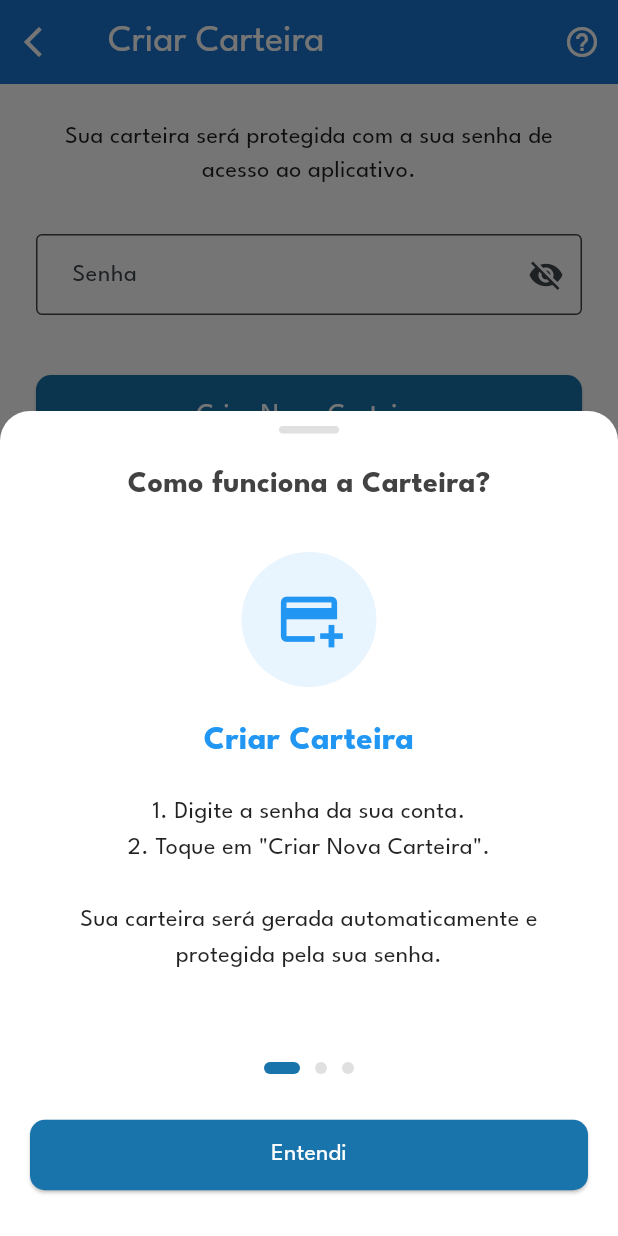
After one commit to PauloHRChaves/Flutter_app-BicoCerto, a Flutter app: the CreateWalletPage screen opened by its route, after a tap on the "help outline" icon, on a phone screen of 412 x 824 dp. The commit adds this screen. Run offline on Flutter 3.47's test engine with Material 3 defaults, Android fonts, the phone set to English and light mode, and no system bars; our stand-ins replace device_info_plus, firebase_core, firebase_messaging, fl_chart, flutter_dotenv, flutter_local_notifications and 8 more; accounts and stored records are empty.

Commit message:
feature: Tutorial Wallet
novo tutorial na wallet page(antes de ter uma)

```diff
--- a/lib/pages/profile/profile.dart
+++ b/lib/pages/profile/profile.dart
@@ -442,7 +442,7 @@ class _SetProfileState extends State<ProfilePage> {
                                 ),
                               ),
                               Text(
-                                // ⚠️ ATUALIZADO: Vem da variável de state _state
+
                                 _state,
                                 style: TextStyle(
                                   color: Colors.black54,
@@ -504,7 +504,7 @@ class _SetProfileState extends State<ProfilePage> {
                           _buildActionButton(
                             context: context,
                             icon: Icons.dashboard, // Ícone de Engrenagem
-                            label: "Dash Provider",
+                            label: "Dash Provedor",
                               onTap: () => Navigator.push(
                                   context,
                                   MaterialPageRoute(
--- a/lib/pages/wallet/create_wallet_page.dart
+++ b/lib/pages/wallet/create_wallet_page.dart
@@ -3,7 +3,7 @@
 import 'package:flutter/material.dart';
 import 'package:bico_certo/routes.dart'; // Rotas nomeadas
 import 'package:bico_certo/services/auth_service.dart'; // Serviço de API
-
+import 'package:bico_certo/pages/wallet/wallet_tutorial_modal.dart';
 // --- CONSTANTES DE COR ---
 const Color primaryBlue = Color.fromARGB(255, 25, 116, 172);
 const Color darkText = Color.fromARGB(255, 30, 30, 30);
@@ -80,6 +80,21 @@ class _CreateWalletPageState extends State<CreateWalletPage> {
           icon: const Icon(Icons.arrow_back_ios, color: Color.fromARGB(255, 255, 255, 255)),
           onPressed: () => Navigator.of(context).pop(),
         ),
+        actions: [
+          IconButton(
+            icon: const Icon(Icons.help_outline, color: Colors.white),
+            tooltip: 'Ajuda',
+            onPressed: () {
+              showModalBottomSheet(
+                context: context,
+                isScrollControlled: true,
+                backgroundColor: Colors.transparent,
+                builder: (context) => const WalletTutorialModal(),
+              );
+            },
+          ),
+        ],
+
       ),
       body: SingleChildScrollView(
         padding: const EdgeInsets.all(24.0),
--- /dev/null
+++ b/lib/pages/wallet/wallet_tutorial_modal.dart
@@ -0,0 +1,169 @@
+import 'package:flutter/material.dart';
+
+class WalletTutorialModal extends StatefulWidget {
+  const WalletTutorialModal({super.key});
+
+  @override
+  State<WalletTutorialModal> createState() => _WalletTutorialModalState();
+}
+
+class _WalletTutorialModalState extends State<WalletTutorialModal> {
+  final PageController _pageController = PageController();
+  int _currentPage = 0;
+
+  final List<Map<String, dynamic>> _tutorialSteps = [
+    {
+      'title': 'Criar Carteira',
+      'icon': Icons.add_card,
+      'color': Colors.blue,
+      'description':
+          '1. Digite a senha da sua conta.\n2. Toque em "Criar Nova Carteira".\n\nSua carteira será gerada automaticamente e protegida pela sua senha.',
+    },
+    {
+      'title': 'Importar Carteira',
+      'icon': Icons.download_rounded,
+      'color': Colors.orange,
+      'description':
+          'Já tem uma carteira?\n\n1. Toque em "Importar Carteira Existente".\n2. Cole sua Chave Privada.\n3. Digite sua senha.',
+    },
+    {
+      'title': 'Exclusão da Carteira',
+      'icon': Icons.security,
+      'color': Colors.red,
+      'description':
+          '⚠️ CUIDADO: Se você excluir a carteira sem ter um copia da Chave Privada, perderá seu saldo para sempre.\n\nPara excluir, va na tela da carteira e clique na lixeira,depois confirme com sua senha.',
+    },
+  ];
+
+  @override
+  Widget build(BuildContext context) {
+    return Container(
+      height: 550,
+      decoration: const BoxDecoration(
+        color: Colors.white,
+        borderRadius: BorderRadius.only(
+          topLeft: Radius.circular(20),
+          topRight: Radius.circular(20),
+        ),
+      ),
+      child: Column(
+        children: [
+          const SizedBox(height: 10),
+          // Barrinha cinza de "puxar"
+          Container(
+            width: 40,
+            height: 5,
+            decoration: BoxDecoration(
+              color: Colors.grey[300],
+              borderRadius: BorderRadius.circular(10),
+            ),
+          ),
+          Padding(
+            padding: const EdgeInsets.symmetric(vertical: 20),
+            child: Text(
+              "Como funciona a Carteira?",
+              style: TextStyle(
+                fontSize: 20,
+                fontWeight: FontWeight.bold,
+                color: Colors.grey[800],
+              ),
+            ),
+          ),
+
+          Expanded(
+            child: PageView.builder(
+              controller: _pageController,
+              onPageChanged: (index) {
+                setState(() {
+                  _currentPage = index;
+                });
+              },
+              itemCount: _tutorialSteps.length,
+              itemBuilder: (context, index) {
+                final step = _tutorialSteps[index];
+
+                return SingleChildScrollView(
+                  padding: const EdgeInsets.symmetric(horizontal: 30),
+                  child: Column(
+                    mainAxisAlignment: MainAxisAlignment.center,
+                    children: [
+                      const SizedBox(height: 10), // Espaçamento extra no topo
+                      CircleAvatar(
+                        radius: 45, // Aumentei levemente o ícone
+                        backgroundColor: step['color'].withOpacity(0.1),
+                        child: Icon(step['icon'], size: 45, color: step['color']),
+                      ),
+                      const SizedBox(height: 20),
+                      Text(
+                        step['title'],
+                        textAlign: TextAlign.center,
+                        style: TextStyle(
+                          fontSize: 22, // Fonte do título um pouco maior
+                          fontWeight: FontWeight.bold,
+                          color: step['color'],
+                        ),
+                      ),
+                      const SizedBox(height: 20),
+                      Text(
+                        step['description'],
+                        textAlign: TextAlign.center, // Centraliza o texto
+                        style: const TextStyle(
+                          fontSize: 16,
+                          height: 1.5, // Espaçamento entre linhas para leitura fácil
+                          color: Colors.black87,
+                        ),
+                      ),
+                      const SizedBox(height: 20), // Espaço no final para não colar
+                    ],
+                  ),
+                );
+              },
+            ),
+          ),
+
+          Row(
+            mainAxisAlignment: MainAxisAlignment.center,
+            children: List.generate(
+              _tutorialSteps.length,
+              (index) => AnimatedContainer(
+                duration: const Duration(milliseconds: 300),
+                margin: const EdgeInsets.symmetric(horizontal: 5),
+                height: 8,
+                width: _currentPage == index ? 24 : 8,
+                decoration: BoxDecoration(
+                  color: _currentPage == index
+                      ? const Color.fromARGB(255, 25, 116, 172)
+                      : Colors.grey[300],
+                  borderRadius: BorderRadius.circular(4),
+                ),
+              ),
+            ),
+          ),
+          const SizedBox(height: 20),
+
+          Padding(
+            padding: const EdgeInsets.symmetric(horizontal: 20, vertical: 10),
+            child: SizedBox(
+              width: double.infinity,
+              child: ElevatedButton(
+                style: ElevatedButton.styleFrom(
+                  backgroundColor: const Color.fromARGB(255, 25, 116, 172),
+                  padding: const EdgeInsets.symmetric(vertical: 12),
+                  shape: RoundedRectangleBorder(
+                    borderRadius: BorderRadius.circular(10),
+                  ),
+                ),
+                onPressed: () => Navigator.pop(context),
+                child: const Text(
+                  "Entendi",
+                  style: TextStyle(color: Colors.white, fontSize: 16)
+                ),
+              ),
+            ),
+          ),
+          const SizedBox(height: 20), // Margem segura inferior
+        ],
+      ),
+    );
+  }
+}
```
